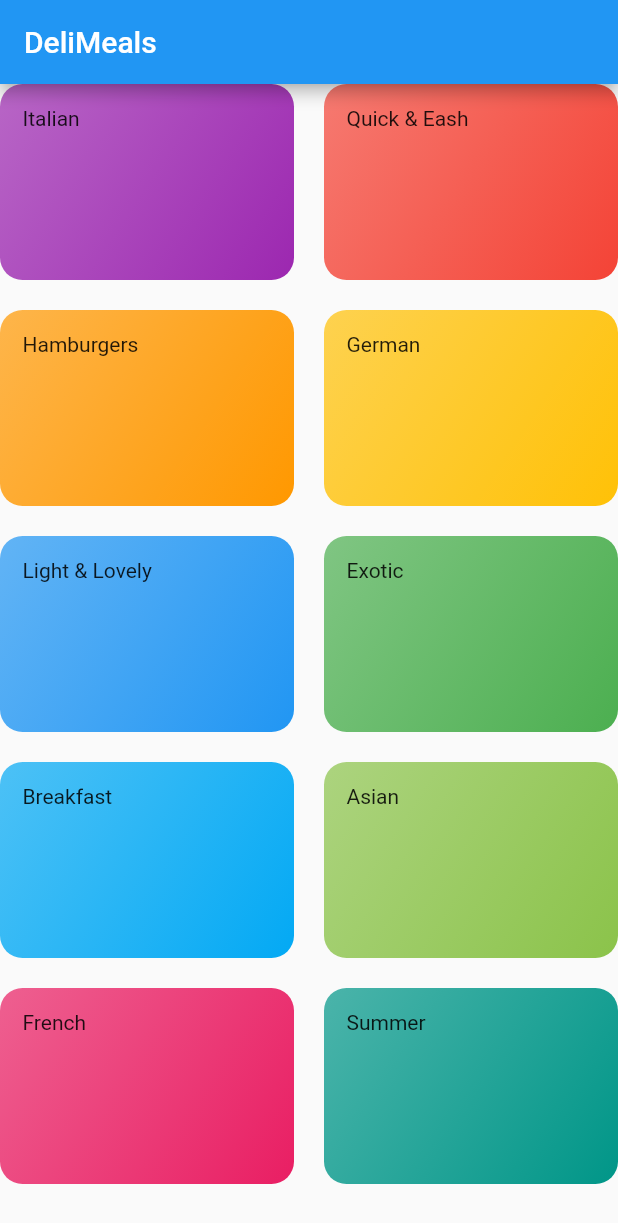
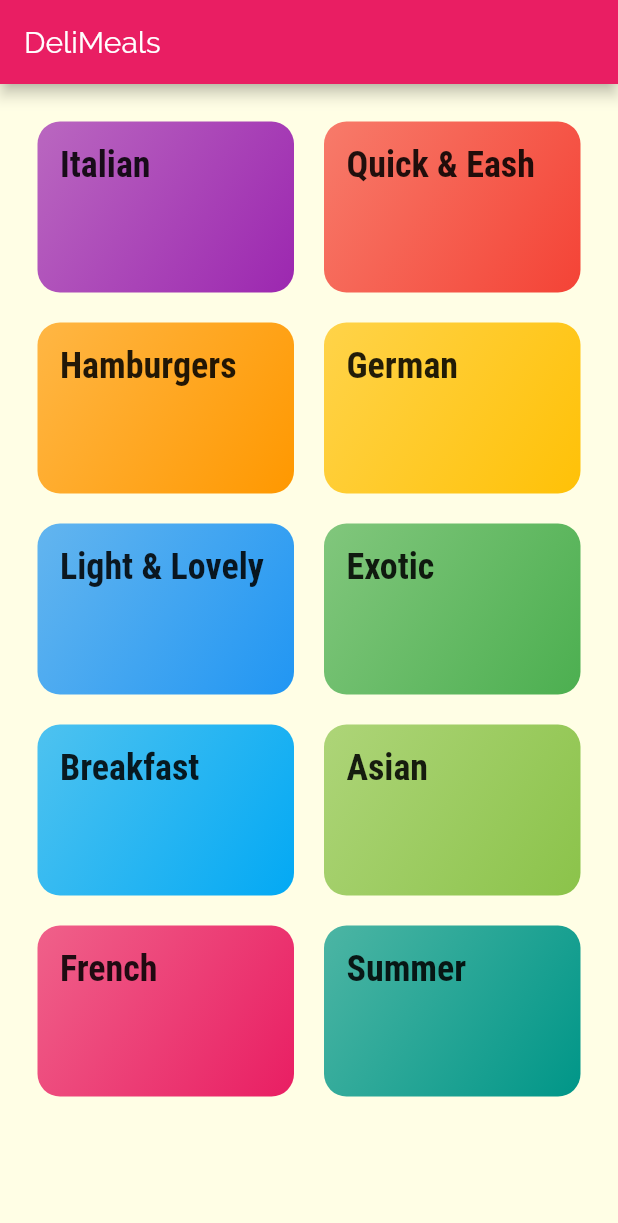
Before and after one commit to inhobaek-wj/meals_app, a Flutter app: the screen it shows after launch, on a phone screen of 412 x 824 dp. Shown: the top 1223 px of the screen. Run offline on Flutter 3.47's test engine with Material 2 defaults, Android fonts, the phone set to English and light mode, and no system bars.

Commit message:
apply some style

```diff
--- a/lib/categories_screen.dart
+++ b/lib/categories_screen.dart
@@ -12,6 +12,7 @@ class CategoriesScreen extends StatelessWidget {
       ),
 
       body: GridView(
+        padding: const EdgeInsets.all(25),
         gridDelegate: SliverGridDelegateWithMaxCrossAxisExtent(
           maxCrossAxisExtent: 200,
           childAspectRatio: 3 / 2,
--- a/lib/category_item.dart
+++ b/lib/category_item.dart
@@ -11,7 +11,10 @@ class CategoryItem extends StatelessWidget {
   Widget build(BuildContext context) {
     return Container(
       padding: const EdgeInsets.all(15),
-      child: Text(title),
+      child: Text(
+        title,
+        style: Theme.of(context).textTheme.headline6,
+      ),
       decoration: BoxDecoration(
         gradient: LinearGradient(
           colors: [
--- a/lib/main.dart
+++ b/lib/main.dart
@@ -12,7 +12,23 @@ class MyApp extends StatelessWidget {
     return MaterialApp(
       title: 'DeliMeals',
       theme: ThemeData(
-        primarySwatch: Colors.blue,
+        primarySwatch: Colors.pink,
+        accentColor: Colors.amber,
+        canvasColor: Color.fromRGBO(255,254,229,1),
+        fontFamily: 'Raleway',
+        textTheme: ThemeData.light().textTheme.copyWith(
+          bodyText1: TextStyle(
+            color: Color.fromRGBO(20,51,51,1),
+          ),
+          bodyText2: TextStyle(
+            color: Color.fromRGBO(20,51,51,1),
+          ),
+          headline6: TextStyle(
+            fontSize: 24,
+            fontFamily: 'RobotoCondensed',
+            fontWeight: FontWeight.bold
+          )
+        )
       ),
       home: CategoriesScreen(),
     );
```
